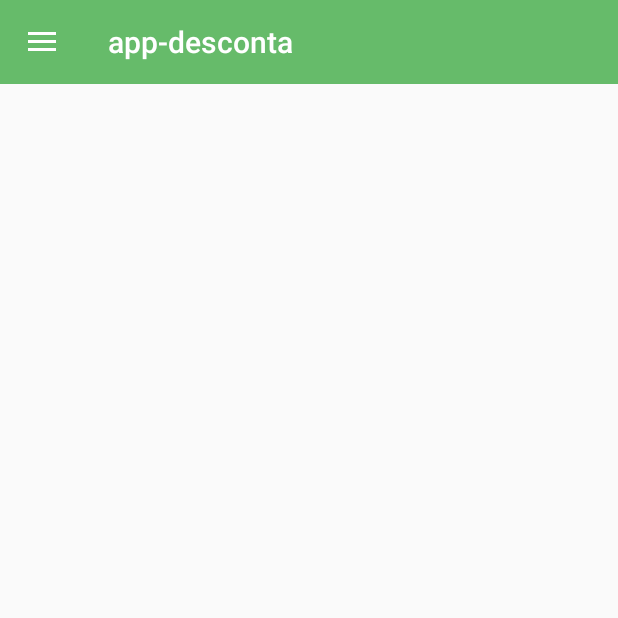
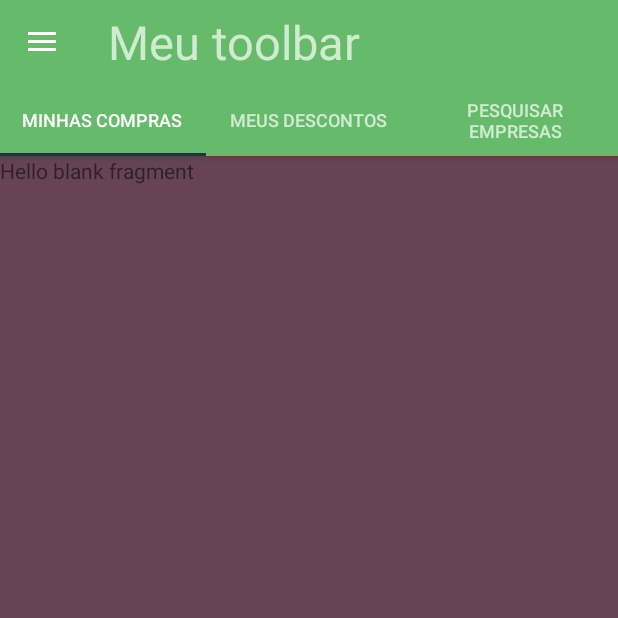
Before and after one commit to wifoli/app_desconta, an Android app: the MainActivity screen opened directly, with no data from a screen before it, on a phone screen of 412 x 824 dp, the top half of it. Run offline under Robolectric (Android 15) with nearby library versions, the phone set to English and light mode, and no system bars.

Commit message:
Drawer funcionando com Tabs

```diff
--- a/app/src/main/java/com/app_desconta/MainActivity.java
+++ b/app/src/main/java/com/app_desconta/MainActivity.java
@@ -8,15 +8,17 @@ import androidx.core.view.GravityCompat;
 import androidx.drawerlayout.widget.DrawerLayout;
 
 import android.os.Bundle;
+import android.util.Log;
 import android.view.MenuItem;
-import android.widget.Toast;
 
+import androidx.viewpager.widget.ViewPager;
 
+import com.app_desconta.ui.main.SectionsPagerAdapter;
 import com.google.android.material.navigation.NavigationView;
+import com.google.android.material.tabs.TabLayout;
 
 public class MainActivity extends AppCompatActivity implements NavigationView.OnNavigationItemSelectedListener {
 
-    private Toolbar toolbar;
     private DrawerLayout drawerLayout;
     private NavigationView navigationView;
 
@@ -24,15 +26,21 @@ public class MainActivity extends AppCompatActivity implements NavigationView.On
     protected void onCreate(Bundle savedInstanceState) {
         super.onCreate(savedInstanceState);
         setContentView(R.layout.activity_main);
-        toolbar = (Toolbar) findViewById(R.id.toolbar);
-        setSupportActionBar(toolbar);
+
         drawerLayout = (DrawerLayout) findViewById(R.id.drawerLayout);
-        ActionBarDrawerToggle toggle = new ActionBarDrawerToggle(this, drawerLayout, toolbar, R.string.open_drawer, R.string.close_drawer);
+        ActionBarDrawerToggle toggle = new ActionBarDrawerToggle(this, drawerLayout, (Toolbar) findViewById(R.id.toolbar), R.string.open_drawer, R.string.close_drawer);
         drawerLayout.addDrawerListener(toggle);
         toggle.syncState();
 
         navigationView = (NavigationView) findViewById(R.id.navView);
+
         navigationView.setNavigationItemSelectedListener(this);
+
+        SectionsPagerAdapter sectionsPagerAdapter = new SectionsPagerAdapter(this, getSupportFragmentManager());
+        ViewPager viewPager = findViewById(R.id.view_pager);
+        viewPager.setAdapter(sectionsPagerAdapter);
+        TabLayout tabs = findViewById(R.id.tabs);
+        tabs.setupWithViewPager(viewPager);
     }
 
     @Override
@@ -45,28 +53,27 @@ public class MainActivity extends AppCompatActivity implements NavigationView.On
     }
 
     @Override
-    public boolean onNavigationItemSelected(@NonNull MenuItem item) {
-        switch (item.getItemId()) {
-            case R.id.nav_item_one: {
-                Toast.makeText(this, "Menu 1", Toast.LENGTH_SHORT).show();
+    public boolean onNavigationItemSelected(@NonNull MenuItem menuItem) {
+        switch (menuItem.getItemId()) {
+            case R.id.dn_perfil:
+                Log.d("Teste", "item 1");
                 break;
-            }
-            case R.id.nav_item_two: {
-                Toast.makeText(this, "Menu 2", Toast.LENGTH_SHORT).show();
+            case R.id.dn_duvidas:
+                Log.d("Teste", "item 2");
                 break;
-            }
-            case R.id.nav_item_three: {
-                Toast.makeText(this, "Menu 3", Toast.LENGTH_SHORT).show();
+
+            case R.id.dn_comentarios:
+                Log.d("Teste", "item 3");
                 break;
-            }
-            case R.id.nav_item_four: {
-                Toast.makeText(this, "Menu 4", Toast.LENGTH_SHORT).show();
+
+            case R.id.dn_sair:
+                Log.d("Teste", "item 4");
                 break;
-            }
-            default: {
-                Toast.makeText(this, "Menu Default", Toast.LENGTH_SHORT).show();
+
+            default:
+                Log.d("Teste", "nao entrou em nehum item");
                 break;
-            }
+
         }
         drawerLayout.closeDrawer(GravityCompat.START);
         return true;
--- a/app/src/main/res/layout/activity_main.xml
+++ b/app/src/main/res/layout/activity_main.xml
@@ -1,4 +1,5 @@
-<?xml version="1.0" encoding="utf-8"?>
+<?xml version="1.0" encoding="UTF-8"?>
+
 <androidx.drawerlayout.widget.DrawerLayout xmlns:android="http://schemas.android.com/apk/res/android"
     xmlns:app="http://schemas.android.com/apk/res-auto"
     xmlns:tools="http://schemas.android.com/tools"
@@ -7,8 +8,6 @@
     android:layout_height="match_parent"
     android:fitsSystemWindows="true"
     tools:openDrawer="start">
-
-    <include layout="@layout/toolbar" />
 
     <com.google.android.material.navigation.NavigationView
         android:id="@+id/navView"
@@ -19,4 +18,6 @@
         app:headerLayout="@layout/nav_header"
         app:menu="@menu/menu_nav" />
 
+    <include layout="@layout/activity_tabs" />
+
 </androidx.drawerlayout.widget.DrawerLayout>
--- a/app/src/main/res/layout/fragment_tabs.xml
+++ b/app/src/main/res/layout/fragment_tabs.xml
@@ -1,4 +1,5 @@
-<?xml version="1.0" encoding="utf-8"?>
+<?xml version="1.0" encoding="UTF-8"?>
+
 <androidx.constraintlayout.widget.ConstraintLayout xmlns:android="http://schemas.android.com/apk/res/android"
     xmlns:app="http://schemas.android.com/apk/res-auto"
     xmlns:tools="http://schemas.android.com/tools"
--- a/app/src/main/res/layout/nav_header.xml
+++ b/app/src/main/res/layout/nav_header.xml
@@ -1,4 +1,5 @@
-<?xml version="1.0" encoding="utf-8"?>
+<?xml version="1.0" encoding="UTF-8"?>
+
 <LinearLayout xmlns:android="http://schemas.android.com/apk/res/android"
     android:id="@+id/nav_header"
     android:layout_width="match_parent"
@@ -23,6 +24,7 @@
         android:layout_width="match_parent"
         android:layout_height="wrap_content"
         android:paddingTop="16dp"
-        android:text="AndroidPro"
+        android:text="Nome Sobreno"
         android:textAppearance="@style/TextAppearance.AppCompat.Body1" />
+
 </LinearLayout>
--- a/app/src/main/res/layout/toolbar.xml
+++ b/app/src/main/res/layout/toolbar.xml
@@ -1,4 +1,5 @@
-<?xml version="1.0" encoding="utf-8"?>
+<?xml version="1.0" encoding="UTF-8"?>
+
 <LinearLayout xmlns:android="http://schemas.android.com/apk/res/android"
     xmlns:app="http://schemas.android.com/apk/res-auto"
     android:layout_width="match_parent"
@@ -10,6 +11,14 @@
         android:layout_width="match_parent"
         android:layout_height="?attr/actionBarSize"
         android:background="?attr/colorPrimary"
-        app:theme="@style/ThemeOverlay.AppCompat.Dark.ActionBar" />
+        app:theme="@style/ThemeOverlay.AppCompat.Dark.ActionBar">
+
+        <TextView
+            android:layout_width="wrap_content"
+            android:layout_height="wrap_content"
+            android:text="Meu toolbar"
+            android:textSize="14pt" />
+
+    </androidx.appcompat.widget.Toolbar>
 
 </LinearLayout>
--- a/app/src/main/res/menu/menu_nav.xml
+++ b/app/src/main/res/menu/menu_nav.xml
@@ -1,30 +1,36 @@
-<?xml version="1.0" encoding="utf-8"?>
+<?xml version="1.0" encoding="UTF-8"?>
+
 <menu xmlns:android="http://schemas.android.com/apk/res/android">
-    <group>
-        <item android:id="@+id/nav_item_one"
+
+
+    <group android:id="@+id/group_divider">
+
+        <item
+            android:id="@+id/dn_perfil"
             android:icon="@android:drawable/ic_menu_add"
-            android:title="Item 1" />
-        <item android:id="@+id/nav_item_two"
+            android:title="@string/dn_perfil" />
+
+        <item
+            android:id="@+id/dn_duvidas"
             android:icon="@android:drawable/ic_menu_agenda"
-            android:title="Item 2" />
-        <item android:id="@+id/nav_item_three"
+            android:title="@string/dn_duvidas" />
+
+        <item
+            android:id="@+id/dn_comentarios"
             android:icon="@android:drawable/ic_menu_call"
-            android:title="Item 3" />
+            android:title="@string/dn_comentarios" />
+
     </group>
-    <group android:id="@+id/group_menu">
-        <item android:id="@+id/nav_item_four"
-            android:title="Item 4" />
-        <item android:id="@+id/nav_item_five"
-            android:title="Item 5" />
+
+
+    <group android:id="@+id/group_sair"
+        >
+
+        <item
+            android:id="@+id/dn_sair"
+            android:icon="@android:drawable/ic_menu_upload"
+            android:title="@string/dn_sair" />
+
     </group>
-    <item android:title="Title 1">
-        <menu>
-            <item android:id="@+id/nav_item_six"
-                android:icon="@android:drawable/ic_menu_camera"
-                android:title="Item 6" />
-            <item android:id="@+id/nav_item_seven"
-                android:icon="@android:drawable/ic_menu_compass"
-                android:title="Item 7" />
-        </menu>
-    </item>
+
 </menu>
--- a/app/src/main/res/values/strings.xml
+++ b/app/src/main/res/values/strings.xml
@@ -53,5 +53,9 @@
 
     <!-- TODO: Remove or change this placeholder text -->
     <string name="hello_blank_fragment">Hello blank fragment</string>
+    <string name="dn_perfil">Perfil</string>
+    <string name="dn_duvidas">Duvidas</string>
+    <string name="dn_comentarios">Comentários</string>
+    <string name="dn_sair">Sair</string>
 
 </resources>
```
Also changed, not shown: app/src/main/res/layout/activity_tabs.xml (+5 -10 lines).
